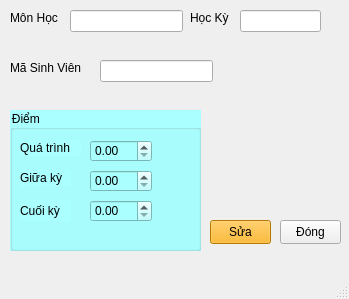
First picture: the form in Designer/DetailDiem.ui, repository VoLeMinhNghia/Python_Project, before the edit.
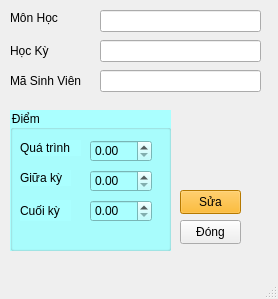
Second picture: the form after the edit.

Patch:
```diff
--- a/Designer/DetailDiem.ui
+++ b/Designer/DetailDiem.ui
@@ -6,7 +6,7 @@
    <rect>
     <x>0</x>
     <y>0</y>
-    <width>349</width>
+    <width>278</width>
     <height>299</height>
    </rect>
   </property>
@@ -19,7 +19,7 @@
      <rect>
       <x>10</x>
       <y>110</y>
-      <width>191</width>
+      <width>161</width>
       <height>141</height>
      </rect>
     </property>
@@ -140,10 +140,10 @@
    <widget class="QLabel" name="label_7">
     <property name="geometry">
      <rect>
-      <x>190</x>
-      <y>10</y>
+      <x>10</x>
+      <y>40</y>
       <width>51</width>
-      <height>16</height>
+      <height>21</height>
      </rect>
     </property>
     <property name="styleSheet">
@@ -157,8 +157,8 @@
     <property name="geometry">
      <rect>
       <x>100</x>
-      <y>60</y>
-      <width>113</width>
+      <y>70</y>
+      <width>161</width>
       <height>22</height>
      </rect>
     </property>
@@ -170,9 +170,9 @@
     <property name="geometry">
      <rect>
       <x>10</x>
-      <y>60</y>
+      <y>70</y>
       <width>81</width>
-      <height>16</height>
+      <height>21</height>
      </rect>
     </property>
     <property name="styleSheet">
@@ -185,7 +185,7 @@
    <widget class="QPushButton" name="btnClose">
     <property name="geometry">
      <rect>
-      <x>280</x>
+      <x>180</x>
       <y>220</y>
       <width>61</width>
       <height>24</height>
@@ -201,8 +201,8 @@
    <widget class="QPushButton" name="btnEdit">
     <property name="geometry">
      <rect>
-      <x>210</x>
-      <y>220</y>
+      <x>180</x>
+      <y>190</y>
       <width>61</width>
       <height>24</height>
      </rect>
@@ -217,9 +217,9 @@
    <widget class="QLineEdit" name="maMH">
     <property name="geometry">
      <rect>
-      <x>70</x>
+      <x>100</x>
       <y>10</y>
-      <width>113</width>
+      <width>161</width>
       <height>22</height>
      </rect>
     </property>
@@ -230,9 +230,9 @@
    <widget class="QLineEdit" name="hocky">
     <property name="geometry">
      <rect>
-      <x>240</x>
-      <y>10</y>
-      <width>81</width>
+      <x>100</x>
+      <y>40</y>
+      <width>161</width>
       <height>22</height>
      </rect>
     </property>
```
Left out of the diff: 2 changed lines with no effect on the pictures.
